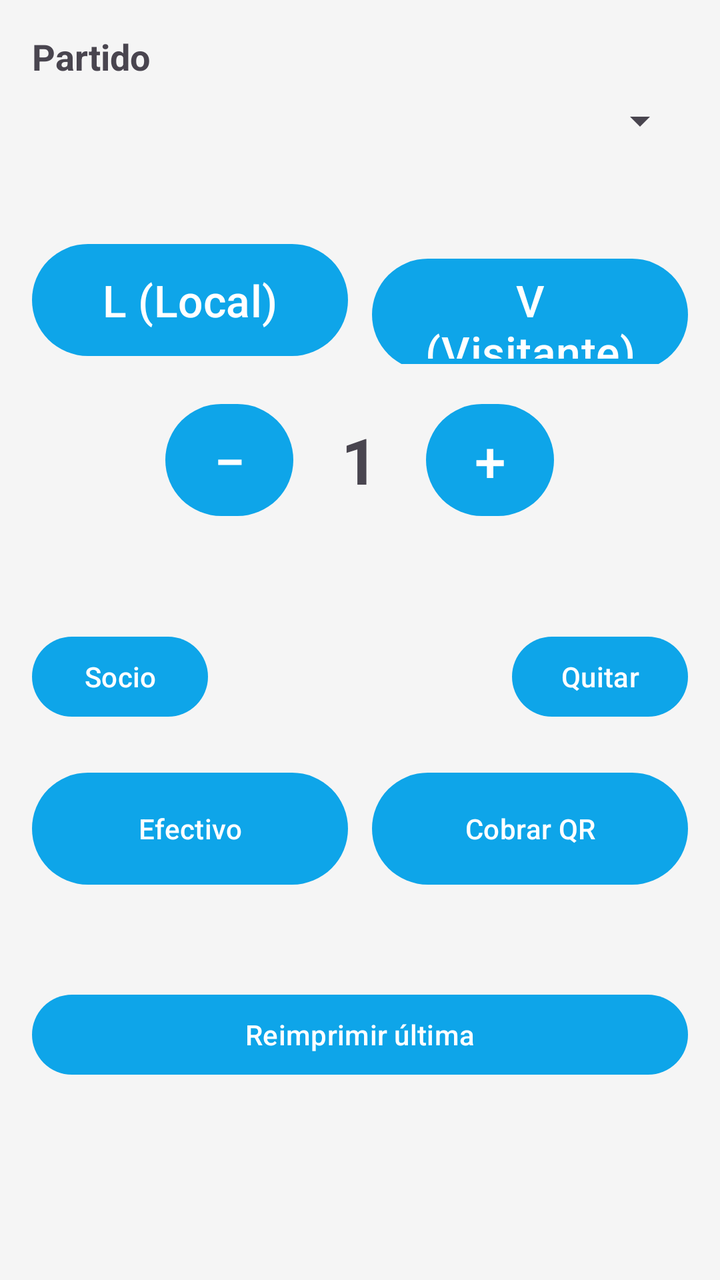
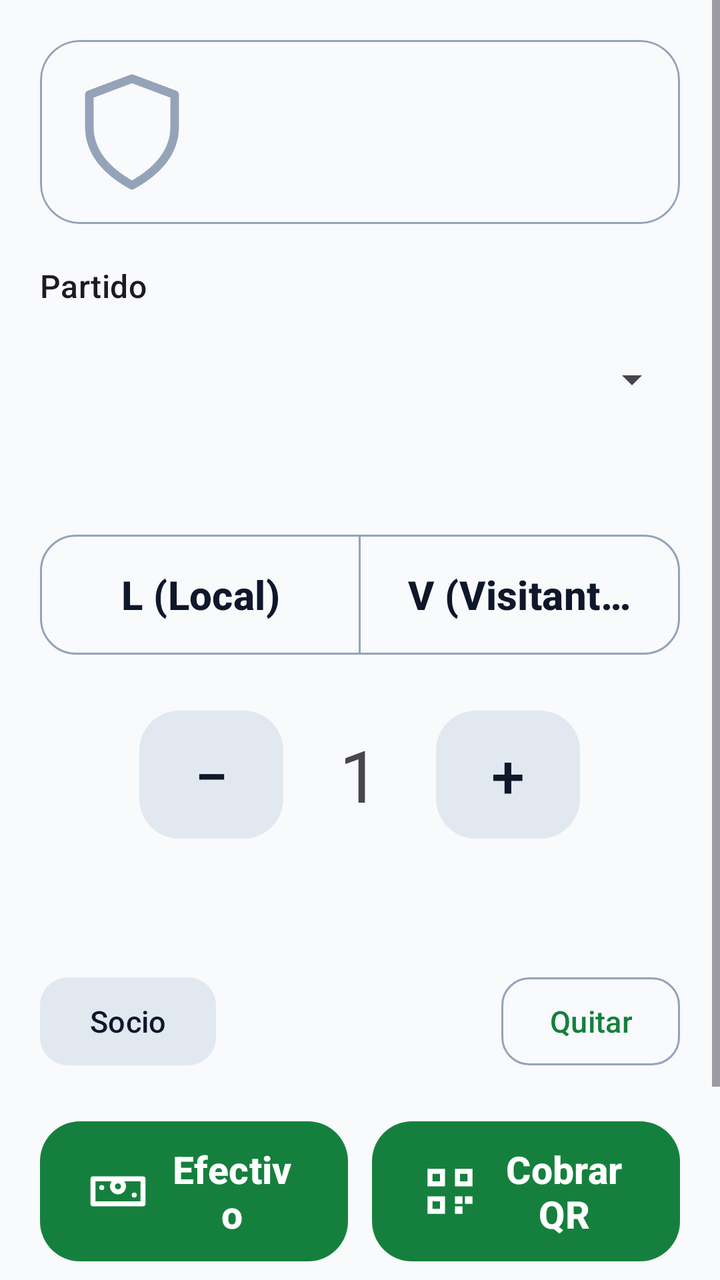

An Android layout rendered at two revisions. The XML below is the earlier revision; the diff shows what the commit changed to produce the second picture.
<!-- AndroidManifest.xml: application theme Theme.Entradas -->
<!-- res/layout/fragment_venta.xml -->
<?xml version="1.0" encoding="utf-8"?>
<ScrollView xmlns:android="http://schemas.android.com/apk/res/android"
    android:layout_width="match_parent"
    android:layout_height="match_parent"
    android:padding="16dp">

    <LinearLayout
        android:orientation="vertical"
        android:layout_width="match_parent"
        android:layout_height="wrap_content">

        <TextView android:id="@+id/tvFiesta"
            android:layout_width="wrap_content"
            android:layout_height="wrap_content"
            android:textSize="18sp"
            android:textStyle="bold"
            android:text="Partido" />

        <Spinner android:id="@+id/spFixture"
            android:layout_width="match_parent"
            android:layout_height="wrap_content"
            android:layout_marginTop="8dp" />

        <TextView android:id="@+id/tvFixtureInfo"
            android:layout_width="wrap_content"
            android:layout_height="wrap_content"
            android:layout_marginTop="8dp"
            android:textSize="16sp" />

        <LinearLayout
            android:orientation="horizontal"
            android:layout_width="match_parent"
            android:layout_height="wrap_content"
            android:layout_marginTop="16dp">

            <Button android:id="@+id/btnLocal"
                android:layout_width="0dp"
                android:layout_height="64dp"
                android:layout_weight="1"
                android:text="@string/sector_local"
                android:textSize="22sp" />

            <Space android:layout_width="12dp" android:layout_height="wrap_content" />

            <Button android:id="@+id/btnVisitante"
                android:layout_width="0dp"
                android:layout_height="64dp"
                android:layout_weight="1"
                android:text="@string/sector_visitante"
                android:textSize="22sp" />
        </LinearLayout>

        <LinearLayout
            android:orientation="horizontal"
            android:layout_width="match_parent"
            android:layout_height="wrap_content"
            android:gravity="center"
            android:layout_marginTop="16dp">

            <Button android:id="@+id/btnMinus"
                android:layout_width="64dp"
                android:layout_height="64dp"
                android:text="−"
                android:textSize="28sp" />

            <TextView android:id="@+id/tvCantidad"
                android:layout_width="wrap_content"
                android:layout_height="wrap_content"
                android:layout_marginHorizontal="24dp"
                android:text="1"
                android:textSize="32sp"
                android:textStyle="bold" />

            <Button android:id="@+id/btnPlus"
                android:layout_width="64dp"
                android:layout_height="64dp"
                android:text="+"
                android:textSize="28sp" />
        </LinearLayout>

        <TextView android:id="@+id/tvTotal"
            android:layout_width="wrap_content"
            android:layout_height="wrap_content"
            android:layout_gravity="center"
            android:layout_marginTop="8dp"
            android:textSize="24sp"
            android:textStyle="bold" />

        <LinearLayout
            android:orientation="horizontal"
            android:layout_width="match_parent"
            android:layout_height="wrap_content"
            android:layout_marginTop="12dp"
            android:gravity="center_vertical">

            <Button android:id="@+id/btnSocio"
                android:layout_width="wrap_content"
                android:layout_height="wrap_content"
                android:text="@string/btn_socio" />

            <TextView android:id="@+id/tvSocio"
                android:layout_width="0dp"
                android:layout_height="wrap_content"
                android:layout_weight="1"
                android:layout_marginStart="8dp"
                android:textSize="14sp" />

            <Button android:id="@+id/btnQuitarSocio"
                android:layout_width="wrap_content"
                android:layout_height="wrap_content"
                android:text="@string/quitar_socio" />
        </LinearLayout>

        <LinearLayout
            android:orientation="horizontal"
            android:layout_width="match_parent"
            android:layout_height="wrap_content"
            android:layout_marginTop="20dp">

            <Button android:id="@+id/btnCash"
                android:layout_width="0dp"
                android:layout_height="64dp"
                android:layout_weight="1"
                android:text="@string/pagar_efectivo" />

            <Space android:layout_width="12dp" android:layout_height="wrap_content" />

            <Button android:id="@+id/btnQr"
                android:layout_width="0dp"
                android:layout_height="64dp"
                android:layout_weight="1"
                android:text="@string/pagar_qr" />
        </LinearLayout>

        <TextView android:id="@+id/tvStatus"
            android:layout_width="match_parent"
            android:layout_height="wrap_content"
            android:layout_marginTop="16dp"
            android:textSize="14sp" />

        <Button android:id="@+id/btnReprint"
            android:layout_width="match_parent"
            android:layout_height="wrap_content"
            android:layout_marginTop="12dp"
            android:text="@string/reimprimir" />
    </LinearLayout>
</ScrollView>
<!-- resources referenced by this layout -->
<resources>
  <style name="Theme.Entradas" parent="Theme.Material3.DayNight.NoActionBar">
          <item name="colorPrimary">@color/accent</item>
          <item name="android:windowBackground">@color/bg</item>
      </style>
  <color name="accent">#0EA5E9</color>
  <color name="bg">#F5F5F5</color>
  <!-- unchanged entries left out for length: 7 -->
</resources>

<!-- the commit's change to res/layout/fragment_venta.xml (unified diff, before → after) -->
@@ -1,134 +1,193 @@
 <?xml version="1.0" encoding="utf-8"?>
 <ScrollView xmlns:android="http://schemas.android.com/apk/res/android"
+    xmlns:app="http://schemas.android.com/apk/res-auto"
     android:layout_width="match_parent"
     android:layout_height="match_parent"
-    android:padding="16dp">
+    android:fillViewport="true">
 
     <LinearLayout
         android:orientation="vertical"
         android:layout_width="match_parent"
-        android:layout_height="wrap_content">
-
-        <TextView android:id="@+id/tvFiesta"
+        android:layout_height="wrap_content"
+        android:padding="20dp">
+
+        <com.google.android.material.card.MaterialCardView
+            android:id="@+id/cardHeader"
+            android:layout_width="match_parent"
+            android:layout_height="wrap_content"
+            app:cardCornerRadius="20dp"
+            app:cardElevation="0dp"
+            app:strokeWidth="1dp"
+            app:strokeColor="?attr/colorOutline">
+
+            <LinearLayout
+                android:orientation="horizontal"
+                android:gravity="center_vertical"
+                android:padding="14dp"
+                android:layout_width="match_parent"
+                android:layout_height="wrap_content">
+
+                <ImageView android:id="@+id/ivEscudo"
+                    android:layout_width="64dp"
+                    android:layout_height="64dp"
+                    android:src="@drawable/ic_shield"
+                    android:contentDescription="Escudo del club" />
+
+                <LinearLayout
+                    android:orientation="vertical"
+                    android:layout_width="0dp"
+                    android:layout_height="wrap_content"
+                    android:layout_weight="1"
+                    android:layout_marginStart="14dp">
+
+                    <TextView android:id="@+id/tvClub"
+                        android:layout_width="wrap_content"
+                        android:layout_height="wrap_content"
+                        android:textAppearance="?attr/textAppearanceTitleLarge" />
+
+                    <TextView android:id="@+id/tvFechaHora"
+                        android:layout_width="wrap_content"
+                        android:layout_height="wrap_content"
+                        android:layout_marginTop="2dp"
+                        android:textAppearance="?attr/textAppearanceBodyMedium" />
+                </LinearLayout>
+            </LinearLayout>
+        </com.google.android.material.card.MaterialCardView>
+
+        <TextView
             android:layout_width="wrap_content"
             android:layout_height="wrap_content"
-            android:textSize="18sp"
-            android:textStyle="bold"
-            android:text="Partido" />
+            android:layout_marginTop="20dp"
+            android:text="Partido"
+            android:textAppearance="?attr/textAppearanceTitleMedium" />
 
         <Spinner android:id="@+id/spFixture"
             android:layout_width="match_parent"
-            android:layout_height="wrap_content"
+            android:layout_height="56dp"
             android:layout_marginTop="8dp" />
 
         <TextView android:id="@+id/tvFixtureInfo"
             android:layout_width="wrap_content"
             android:layout_height="wrap_content"
             android:layout_marginTop="8dp"
-            android:textSize="16sp" />
+            android:textAppearance="?attr/textAppearanceBodyLarge" />
+
+        <com.google.android.material.button.MaterialButtonToggleGroup
+            android:id="@+id/tgSector"
+            android:layout_width="match_parent"
+            android:layout_height="wrap_content"
+            android:layout_marginTop="16dp"
+            app:singleSelection="true"
+            app:selectionRequired="true">
+
+            <com.google.android.material.button.MaterialButton
+                android:id="@+id/btnLocal"
+                style="@style/Widget.Entradas.Button.Sector"
+                android:layout_width="0dp"
+                android:layout_height="wrap_content"
+                android:layout_weight="1"
+                android:checkable="true"
+                android:text="@string/sector_local" />
+
+            <com.google.android.material.button.MaterialButton
+                android:id="@+id/btnVisitante"
+                style="@style/Widget.Entradas.Button.Sector"
+                android:layout_width="0dp"
+                android:layout_height="wrap_content"
+                android:layout_weight="1"
+                android:checkable="true"
+                android:text="@string/sector_visitante" />
+        </com.google.android.material.button.MaterialButtonToggleGroup>
 
         <LinearLayout
             android:orientation="horizontal"
             android:layout_width="match_parent"
             android:layout_height="wrap_content"
-            android:layout_marginTop="16dp">
-
-            <Button android:id="@+id/btnLocal"
-                android:layout_width="0dp"
-                android:layout_height="64dp"
-                android:layout_weight="1"
-                android:text="@string/sector_local"
-                android:textSize="22sp" />
-
-            <Space android:layout_width="12dp" android:layout_height="wrap_content" />
-
-            <Button android:id="@+id/btnVisitante"
-                android:layout_width="0dp"
-                android:layout_height="64dp"
-                android:layout_weight="1"
-                android:text="@string/sector_visitante"
-                android:textSize="22sp" />
+            android:gravity="center"
+            android:layout_marginTop="20dp">
+
+            <com.google.android.material.button.MaterialButton
+                android:id="@+id/btnMinus"
+                style="@style/Widget.Entradas.Button.Stepper"
+                android:layout_width="wrap_content"
+                android:layout_height="wrap_content"
+                android:text="−" />
+
+            <TextView android:id="@+id/tvCantidad"
+                android:layout_width="wrap_content"
+                android:layout_height="wrap_content"
+                android:layout_marginHorizontal="28dp"
+                android:text="1"
+                android:textAppearance="?attr/textAppearanceDisplaySmall" />
+
+            <com.google.android.material.button.MaterialButton
+                android:id="@+id/btnPlus"
+                style="@style/Widget.Entradas.Button.Stepper"
+                android:layout_width="wrap_content"
+                android:layout_height="wrap_content"
+                android:text="+" />
         </LinearLayout>
+
+        <TextView android:id="@+id/tvTotal"
+            android:layout_width="wrap_content"
+            android:layout_height="wrap_content"
+            android:layout_gravity="center"
+            android:layout_marginTop="8dp"
+            android:textAppearance="?attr/textAppearanceHeadlineMedium" />
 
         <LinearLayout
             android:orientation="horizontal"
             android:layout_width="match_parent"
             android:layout_height="wrap_content"
-            android:gravity="center"
-            android:layout_marginTop="16dp">
-
-            <Button android:id="@+id/btnMinus"
-                android:layout_width="64dp"
-                android:layout_height="64dp"
-                android:text="−"
-                android:textSize="28sp" />
-
-            <TextView android:id="@+id/tvCantidad"
-                android:layout_width="wrap_content"
-                android:layout_height="wrap_content"
-                android:layout_marginHorizontal="24dp"
-                android:text="1"
-                android:textSize="32sp"
-                android:textStyle="bold" />
-
-            <Button android:id="@+id/btnPlus"
-                android:layout_width="64dp"
-                android:layout_height="64dp"
-                android:text="+"
-                android:textSize="28sp" />
+            android:layout_marginTop="16dp"
+            android:gravity="center_vertical">
+
+            <com.google.android.material.button.MaterialButton
+                android:id="@+id/btnSocio"
+                style="@style/Widget.Entradas.Button.Neutral"
+                android:layout_width="wrap_content"
+                android:layout_height="wrap_content"
+                android:text="@string/btn_socio" />
+
+            <TextView android:id="@+id/tvSocio"
+                android:layout_width="0dp"
+                android:layout_height="wrap_content"
+                android:layout_weight="1"
+                android:layout_marginStart="10dp"
+                android:textAppearance="?attr/textAppearanceBodyMedium" />
+
+            <com.google.android.material.button.MaterialButton
+                android:id="@+id/btnQuitarSocio"
+                style="@style/Widget.Entradas.Button.Ghost"
+                android:layout_width="wrap_content"
+                android:layout_height="wrap_content"
+                android:text="@string/quitar_socio" />
         </LinearLayout>
-
-        <TextView android:id="@+id/tvTotal"
-            android:layout_width="wrap_content"
-            android:layout_height="wrap_content"
-            android:layout_gravity="center"
-            android:layout_marginTop="8dp"
-            android:textSize="24sp"
-            android:textStyle="bold" />
 
         <LinearLayout
             android:orientation="horizontal"
             android:layout_width="match_parent"
             android:layout_height="wrap_content"
-            android:layout_marginTop="12dp"
-            android:gravity="center_vertical">
-
-            <Button android:id="@+id/btnSocio"
-                android:layout_width="wrap_content"
-                android:layout_height="wrap_content"
-                android:text="@string/btn_socio" />
-
-            <TextView android:id="@+id/tvSocio"
-                android:layout_width="0dp"
-                android:layout_height="wrap_content"
-                android:layout_weight="1"
-                android:layout_marginStart="8dp"
-                android:textSize="14sp" />
-
-            <Button android:id="@+id/btnQuitarSocio"
-                android:layout_width="wrap_content"
-                android:layout_height="wrap_content"
-                android:text="@string/quitar_socio" />
-        </LinearLayout>
-
-        <LinearLayout
-            android:orientation="horizontal"
-            android:layout_width="match_parent"
-            android:layout_height="wrap_content"
             android:layout_marginTop="20dp">
 
-            <Button android:id="@+id/btnCash"
-                android:layout_width="0dp"
-                android:layout_height="64dp"
-                android:layout_weight="1"
+            <com.google.android.material.button.MaterialButton
+                android:id="@+id/btnCash"
+                style="@style/Widget.Entradas.Button.Cobro"
+                android:layout_width="0dp"
+                android:layout_height="wrap_content"
+                android:layout_weight="1"
+                app:icon="@drawable/ic_cash"
                 android:text="@string/pagar_efectivo" />
 
             <Space android:layout_width="12dp" android:layout_height="wrap_content" />
 
-            <Button android:id="@+id/btnQr"
-                android:layout_width="0dp"
-                android:layout_height="64dp"
-                android:layout_weight="1"
+            <com.google.android.material.button.MaterialButton
+                android:id="@+id/btnQr"
+                style="@style/Widget.Entradas.Button.Cobro"
+                android:layout_width="0dp"
+                android:layout_height="wrap_content"
+                android:layout_weight="1"
+                app:icon="@drawable/ic_qr"
                 android:text="@string/pagar_qr" />
         </LinearLayout>
 
@@ -136,9 +195,11 @@
             android:layout_width="match_parent"
             android:layout_height="wrap_content"
             android:layout_marginTop="16dp"
-            android:textSize="14sp" />
-
-        <Button android:id="@+id/btnReprint"
+            android:textAppearance="?attr/textAppearanceBodyMedium" />
+
+        <com.google.android.material.button.MaterialButton
+            android:id="@+id/btnReprint"
+            style="@style/Widget.Entradas.Button.Ghost"
             android:layout_width="match_parent"
             android:layout_height="wrap_content"
             android:layout_marginTop="12dp"
<!-- resource entries referenced after the edit -->
@@ -1,11 +1,127 @@
 <!-- resources referenced by this layout -->
 <resources>
+  <!-- drawable ic_cash (drawable) -->
+  <vector xmlns:android="http://schemas.android.com/apk/res/android"
+      android:width="24dp" android:height="24dp"
+      android:viewportWidth="24" android:viewportHeight="24">
+      <path
+          android:fillColor="#00000000"
+          android:strokeColor="#FFFFFF"
+          android:strokeWidth="2"
+          android:strokeLineCap="round"
+          android:strokeLineJoin="round"
+          android:pathData="M2,7 h20 v10 h-20 z" />
+      <path
+          android:fillColor="#00000000"
+          android:strokeColor="#FFFFFF"
+          android:strokeWidth="2"
+          android:pathData="M12,10 m-2.2,0 a2.2,2.2 0,1 0,4.4 0 a2.2,2.2 0,1 0,-4.4 0" />
+      <path
+          android:strokeColor="#FFFFFF"
+          android:strokeWidth="2"
+          android:strokeLineCap="round"
+          android:pathData="M5.5,10.5 h0.01 M18.5,13.5 h0.01" />
+  </vector>
+  <!-- drawable ic_qr (drawable) -->
+  <vector xmlns:android="http://schemas.android.com/apk/res/android"
+      android:width="24dp" android:height="24dp"
+      android:viewportWidth="24" android:viewportHeight="24">
+      <path android:fillColor="#FFFFFF" android:pathData="M3,3 h7 v7 h-7 z M5,5 v3 h3 v-3 z" />
+      <path android:fillColor="#FFFFFF" android:pathData="M14,3 h7 v7 h-7 z M16,5 v3 h3 v-3 z" />
+      <path android:fillColor="#FFFFFF" android:pathData="M3,14 h7 v7 h-7 z M5,16 v3 h3 v-3 z" />
+      <path android:fillColor="#FFFFFF" android:pathData="M14,14 h3 v3 h-3 z M18,14 h3 v3 h-3 z M14,18 h3 v3 h-3 z" />
+  </vector>
+  <!-- drawable ic_shield (drawable) -->
+  <vector xmlns:android="http://schemas.android.com/apk/res/android"
+      android:width="48dp" android:height="48dp"
+      android:viewportWidth="24" android:viewportHeight="24">
+      <path
+          android:fillColor="#00000000"
+          android:strokeColor="#94A3B8"
+          android:strokeWidth="1.6"
+          android:strokeLineJoin="round"
+          android:pathData="M12,2 l8,3 v6 c0,5 -3.5,8.5 -8,11 c-4.5,-2.5 -8,-6 -8,-11 v-6 z" />
+  </vector>
+  <style name="Widget.Entradas.Button.Cobro" parent="Widget.Material3.Button">
+          <item name="android:minHeight">78dp</item>
+          <item name="android:textSize">19sp</item>
+          <item name="cornerRadius">20dp</item>
+          <item name="iconSize">30dp</item>
+          <item name="iconTint">@color/cobro_on</item>
+          <item name="android:textStyle">bold</item>
+      </style>
+  <style name="Widget.Entradas.Button.Ghost" parent="Widget.Material3.Button.OutlinedButton">
+          <item name="android:minHeight">52dp</item>
+          <item name="android:textSize">15sp</item>
+          <item name="cornerRadius">14dp</item>
+      </style>
+  <style name="Widget.Entradas.Button.Neutral" parent="Widget.Material3.Button.TonalButton">
+          <item name="android:minHeight">52dp</item>
+          <item name="android:textSize">15sp</item>
+          <item name="cornerRadius">14dp</item>
+      </style>
+  <style name="Widget.Entradas.Button.Sector" parent="Widget.Material3.Button.OutlinedButton">
+          <item name="android:minHeight">68dp</item>
+          <item name="android:textSize">20sp</item>
+          <item name="cornerRadius">18dp</item>
+          <item name="android:textStyle">bold</item>
+      </style>
+  <style name="Widget.Entradas.Button.Stepper" parent="Widget.Material3.Button.TonalButton">
+          <item name="android:minHeight">72dp</item>
+          <item name="android:minWidth">72dp</item>
+          <item name="android:textSize">30sp</item>
+          <item name="cornerRadius">20dp</item>
+      </style>
   <style name="Theme.Entradas" parent="Theme.Material3.DayNight.NoActionBar">
-          <item name="colorPrimary">@color/accent</item>
-          <item name="android:windowBackground">@color/bg</item>
+          <item name="colorPrimary">@color/primary</item>
+          <item name="colorOnPrimary">@color/on_primary</item>
+          <item name="colorPrimaryContainer">@color/primary_container</item>
+          <item name="colorOnPrimaryContainer">@color/on_primary_container</item>
+          <item name="colorSecondary">@color/secondary</item>
+          <item name="colorOnSecondary">@color/on_secondary</item>
+          <item name="colorSecondaryContainer">@color/secondary_container</item>
+          <item name="colorOnSecondaryContainer">@color/on_secondary_container</item>
+          <item name="colorTertiary">@color/tertiary</item>
+          <item name="colorOnTertiary">@color/on_tertiary</item>
+          <item name="colorTertiaryContainer">@color/tertiary_container</item>
+          <item name="colorOnTertiaryContainer">@color/on_tertiary_container</item>
+          <item name="colorError">@color/error</item>
+          <item name="colorOnError">@color/on_error</item>
+          <item name="colorErrorContainer">@color/error_container</item>
+          <item name="colorOnErrorContainer">@color/on_error_container</item>
+          <item name="android:colorBackground">@color/background</item>
+          <item name="colorSurface">@color/surface</item>
+          <item name="colorOnSurface">@color/on_surface</item>
+          <item name="colorSurfaceVariant">@color/surface_variant</item>
+          <item name="colorOnSurfaceVariant">@color/on_surface_variant</item>
+          <item name="colorOutline">@color/outline</item>
+          <item name="android:windowBackground">@color/background</item>
+          <item name="materialButtonStyle">@style/Widget.Entradas.Button</item>
       </style>
-  <color name="accent">#0EA5E9</color>
-  <color name="bg">#F5F5F5</color>
+  <color name="cobro_on">#FFFFFF</color>
+  <color name="primary">#15803D</color>
+  <color name="on_primary">#FFFFFF</color>
+  <color name="primary_container">#BBF7D0</color>
+  <color name="on_primary_container">#052E16</color>
+  <color name="secondary">#475569</color>
+  <color name="on_secondary">#FFFFFF</color>
+  <color name="secondary_container">#E2E8F0</color>
+  <color name="on_secondary_container">#0F172A</color>
+  <color name="tertiary">#B45309</color>
+  <color name="on_tertiary">#FFFFFF</color>
+  <color name="tertiary_container">#FDE68A</color>
+  <color name="on_tertiary_container">#451A03</color>
+  <color name="error">#B3261E</color>
+  <color name="on_error">#FFFFFF</color>
+  <color name="error_container">#F9DEDC</color>
+  <color name="on_error_container">#410E0B</color>
+  <color name="background">#F8FAFC</color>
+  <color name="surface">#F8FAFC</color>
+  <color name="on_surface">#0F172A</color>
+  <color name="surface_variant">#E2E8F0</color>
+  <color name="on_surface_variant">#475569</color>
+  <color name="outline">#94A3B8</color>
+  <style name="Widget.Entradas.Button" parent="Widget.Material3.Button" />
   <!-- unchanged entries left out for length: 7 -->
 </resources>
 
